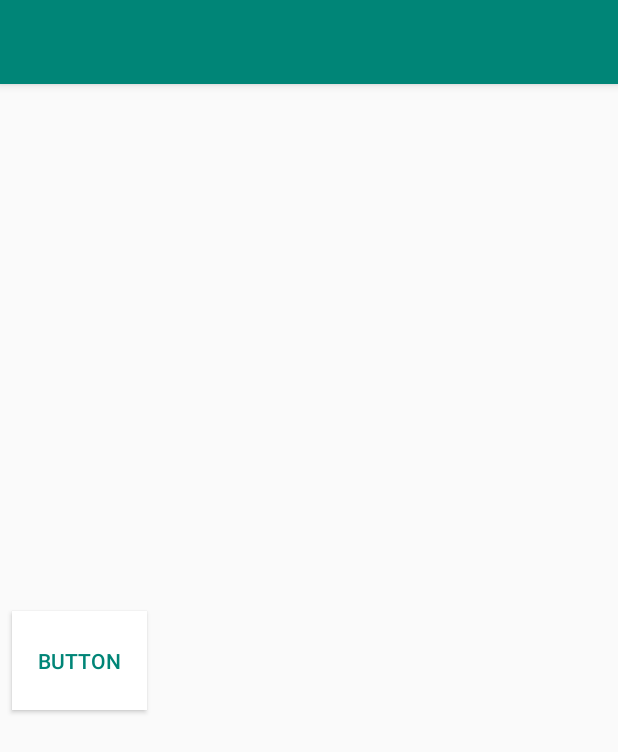
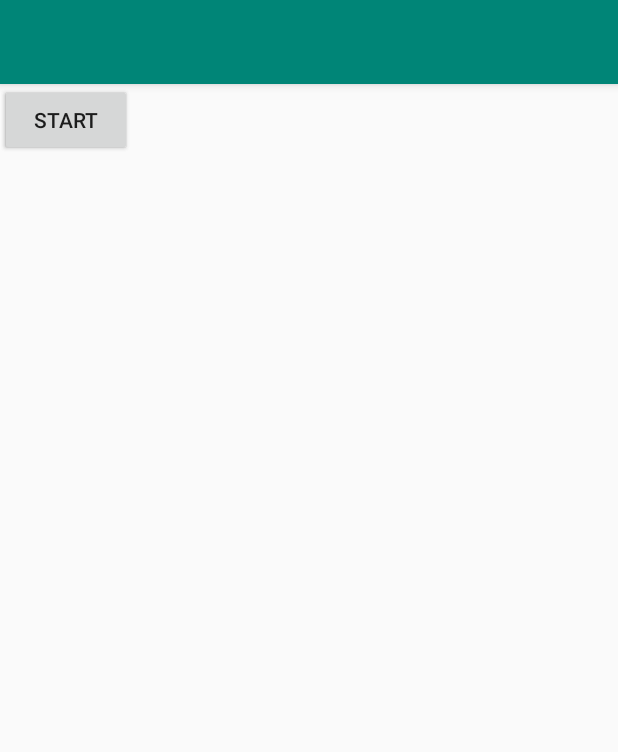
Before and after one commit to parkchaelin/Project1, an Android app: the fragment WorkTimeFragment shown on its own in the app's theme, on a phone screen of 412 x 824 dp. Shown: the top 752 px of the screen. Run offline under Robolectric (Android 15) with nearby library versions, the phone set to English and light mode, and no system bars.

Commit message:
WorkTime Tab의 start button과 end button 수정

```diff
--- a/app/src/main/java/com/example/project1/Fragments/WorkTimeFragment.java
+++ b/app/src/main/java/com/example/project1/Fragments/WorkTimeFragment.java
@@ -2,6 +2,7 @@ package com.example.project1.Fragments;
 
 import android.graphics.Color;
 import android.os.Bundle;
+import android.util.Log;
 import android.view.LayoutInflater;
 import android.view.View;
 import android.view.ViewGroup;
@@ -21,55 +22,89 @@ import java.util.Date;
 
 public class WorkTimeFragment extends Fragment {
     ViewPager viewPager;
-    public static boolean check = false;
-    static int myColor = Color.WHITE;
+
     ArrayList<myTime> myTimeList;
-    String str1; String str2;
-    int myint = 0;
+
+    Date startTime;
+    Date endTime;
+    SimpleDateFormat format = new SimpleDateFormat("yyyy-MM-dd hh:mm:ss");
+    String startTimeText;
+    String endTimeText;
+
+
+
     public WorkTimeFragment(){
     }
     @Override
     public View onCreateView(LayoutInflater inflater, ViewGroup container, Bundle savedInstanceState){
         final View view = inflater.inflate(R.layout.fragment_work_time, container, false);
-        final Button Btn = (Button) view.findViewById(R.id.Button1);
-        Btn.setBackgroundColor(myColor);
+        final Button startButton = (Button) view.findViewById(R.id.startButton);
+        final Button endButton = (Button) view.findViewById(R.id.endButton);
 
         InitializeData();
         final ListView worktimeview = (ListView) view.findViewById(R.id.workTimeView);
         final WorkTimeAdapter workTimeAdapter = new WorkTimeAdapter(getActivity().getApplicationContext(), myTimeList);
         worktimeview.setAdapter(workTimeAdapter);
 
-        Btn.setOnClickListener(new View.OnClickListener() {
+        startButton.setOnClickListener(new View.OnClickListener(){
+            public void onClick(View view){
+                startButton.setVisibility(view.INVISIBLE);
+                endButton.setVisibility(view.VISIBLE);
+                long now = System.currentTimeMillis();
+                startTime = new Date(now);
+                startTimeText = format.format(startTime);
+                Log.d("start time", "start time : " + startTimeText);
+            }
+        });
 
-            @Override
-            public void onClick(View v) {
-                if(check == false)
-                {
-                    Btn.setBackgroundColor(Color.RED);
-                    check = true;
-                    long now = System.currentTimeMillis();
-                    Date mDate = new Date(now);
-                    SimpleDateFormat simpleDate = new SimpleDateFormat("yyyy-MM-dd hh:mm:ss");
-                    String getTime = simpleDate.format(mDate);
-                    str1 = getTime;
-                }
-                else {
-                Btn.setBackgroundColor(Color.WHITE);
-                check = false;
-                    long now = System.currentTimeMillis();
-                    Date mDate = new Date(now);
-                    SimpleDateFormat simpleDate = new SimpleDateFormat("yyyy-MM-dd hh:mm:ss");
-                    String getTime = simpleDate.format(mDate);
-                str2 = getTime;
-                myTimeList.add(new myTime(str1, str2));
+        endButton.setOnClickListener(new View.OnClickListener(){
+            public void onClick(View view){
+                startButton.setVisibility(view.VISIBLE);
+                endButton.setVisibility(view.INVISIBLE);
+                long now = System.currentTimeMillis();
+                endTime = new Date(now);
+                endTimeText = format.format(endTime);
+                Log.d("end time", "start time : " + endTimeText);
+                myTimeList.add(new myTime(startTimeText, endTimeText));
                 WorkTimeAdapter workTimeAdapter = new WorkTimeAdapter(getActivity().getApplicationContext(), myTimeList);
                 worktimeview.setAdapter(workTimeAdapter);
-                }
+
+            }
+        });
 
 
 
-            }
-        });
+//        Btn.setOnClickListener(new View.OnClickListener() {
+//
+//            @Override
+//            public void onClick(View v) {
+//                if(check == false)
+//                {
+//                    Btn.setBackgroundColor(Color.RED);
+//                    check = true;
+//                    long now = System.currentTimeMillis();
+//                    Date mDate = new Date(now);
+//                    SimpleDateFormat simpleDate = new SimpleDateFormat("yyyy-MM-dd hh:mm:ss");
+//                    String getTime = simpleDate.format(mDate);
+//                    str1 = getTime;
+//                }
+//                else {
+//                Btn.setBackgroundColor(Color.WHITE);
+//                check = false;
+//                    long now = System.currentTimeMillis();
+//                    Date mDate = new Date(now);
+//                    SimpleDateFormat simpleDate = new SimpleDateFormat("yyyy-MM-dd hh:mm:ss");
+//                    String getTime = simpleDate.format(mDate);
+//                str2 = getTime;
+//                myTimeList.add(new myTime(str1, str2));
+//                WorkTimeAdapter workTimeAdapter = new WorkTimeAdapter(getActivity().getApplicationContext(), myTimeList);
+//                worktimeview.setAdapter(workTimeAdapter);
+//                }
+//
+//
+//
+//            }
+//        });
         return view;
 
     }
--- a/app/src/main/res/layout/fragment_work_time.xml
+++ b/app/src/main/res/layout/fragment_work_time.xml
@@ -6,26 +6,30 @@
     android:layout_height="match_parent"
     tools:context=".Fragments.WorkTimeFragment">
 
+    <FrameLayout
+        android:layout_width="wrap_content"
+        android:layout_height="wrap_content">
+
         <androidx.constraintlayout.widget.ConstraintLayout
-        android:layout_width="106dp"
+            android:layout_width="wrap_content"
             android:layout_height="match_parent"
             app:layout_constraintBottom_toBottomOf="parent"
             app:layout_constraintHorizontal_bias="0.5"
             app:layout_constraintTop_toTopOf="parent">
 
             <Button
-            android:id="@+id/Button1"
-            android:layout_width="90dp"
-            android:layout_height="66dp"
-            android:text="Button"
-            android:textColor="@color/colorPrimary"
-            app:layout_constraintBottom_toBottomOf="parent"
-            app:layout_constraintEnd_toEndOf="parent"
-            app:layout_constraintStart_toStartOf="parent"
-            app:layout_constraintTop_toTopOf="parent"
-            tools:ignore="MissingConstraints" />
+                android:id="@+id/endButton"
+                android:layout_width="wrap_content"
+                android:layout_height="wrap_content"
+                android:text="End" />
 
+            <Button
+                android:id="@+id/startButton"
+                android:layout_width="wrap_content"
+                android:layout_height="wrap_content"
+                android:text="Start" />
         </androidx.constraintlayout.widget.ConstraintLayout>
+    </FrameLayout>
 
     <ListView
         android:layout_width="match_parent"
```
Lines whose indentation alone changed are shown as unchanged.
